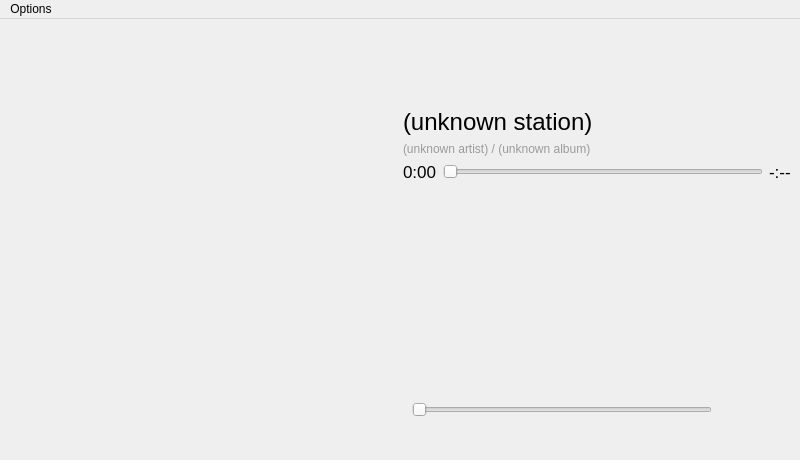
Old version of the form radionowplayingwindow.ui in the repository gidzzz/openmediaplayer.
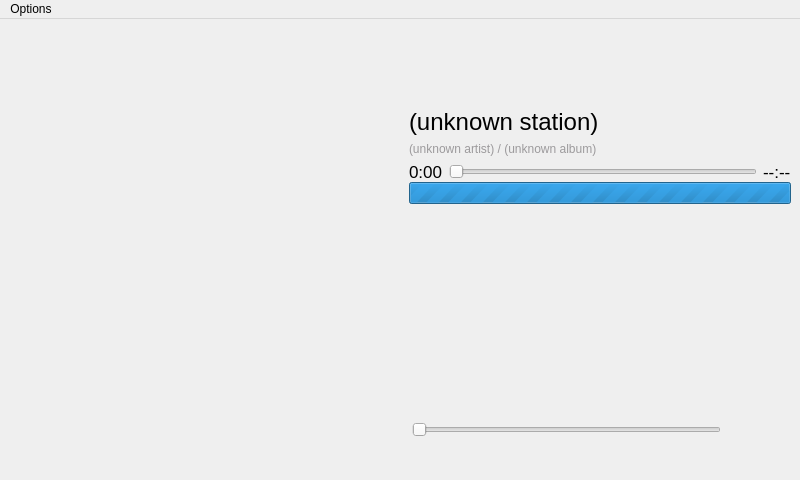
New version of the form. Icons and pictures are not drawn.

```diff
--- a/radionowplayingwindow.ui
+++ b/radionowplayingwindow.ui
@@ -7,16 +7,31 @@
     <x>0</x>
     <y>0</y>
     <width>800</width>
-    <height>460</height>
+    <height>480</height>
    </rect>
   </property>
   <property name="windowTitle">
    <string>Now playing</string>
   </property>
   <widget class="QWidget" name="centralwidget">
-   <layout class="QVBoxLayout" name="verticalLayout_3">
+   <layout class="QVBoxLayout" name="verticalLayout_5">
+    <property name="leftMargin">
+     <number>0</number>
+    </property>
+    <property name="topMargin">
+     <number>0</number>
+    </property>
+    <property name="rightMargin">
+     <number>0</number>
+    </property>
+    <property name="bottomMargin">
+     <number>9</number>
+    </property>
     <item>
      <layout class="QHBoxLayout" name="mainLayout">
+      <property name="spacing">
+       <number>0</number>
+      </property>
       <item>
        <layout class="QHBoxLayout" name="horizontalLayout">
         <item>
@@ -113,6 +128,7 @@
        </layout>
       </item>
       <item>
+       <widget class="QWidget" name="metadataWidget" native="true">
        <layout class="QVBoxLayout" name="verticalLayout_2">
         <item>
          <spacer name="verticalSpacer_4">
@@ -160,8 +176,22 @@
         </item>
         <item>
          <layout class="QHBoxLayout" name="horizontalLayout_3">
+           <property name="spacing">
+            <number>12</number>
+           </property>
           <item>
-           <widget class="QLabel" name="elpasedTLabel">
+            <layout class="QVBoxLayout" name="verticalLayout_3">
+             <property name="spacing">
+              <number>0</number>
+             </property>
+             <item>
+              <widget class="QWidget" name="seekWidget" native="true">
+               <layout class="QHBoxLayout" name="horizontalLayout_7">
+                <property name="margin">
+                 <number>0</number>
+                </property>
+                <item>
+                 <widget class="QLabel" name="currentPositionLabel">
             <property name="font">
              <font>
               <pointsize>13</pointsize>
@@ -173,7 +203,7 @@
            </widget>
           </item>
           <item>
-           <widget class="QSlider" name="horizontalSlider">
+                 <widget class="QSlider" name="songProgress">
             <property name="enabled">
              <bool>false</bool>
             </property>
@@ -190,9 +220,27 @@
              </font>
             </property>
             <property name="text">
-             <string>-:--</string>
-            </property>
-           </widget>
+                   <string>--:--</string>
+                  </property>
+                 </widget>
+                </item>
+               </layout>
+              </widget>
+             </item>
+             <item>
+              <widget class="QProgressBar" name="bufferBar">
+               <property name="maximum">
+                <number>0</number>
+               </property>
+               <property name="value">
+                <number>-1</number>
+               </property>
+               <property name="textVisible">
+                <bool>false</bool>
+               </property>
+              </widget>
+             </item>
+            </layout>
           </item>
          </layout>
         </item>
@@ -213,6 +261,7 @@
          </spacer>
         </item>
        </layout>
+       </widget>
       </item>
      </layout>
     </item>
```
Left out of the diff: 20 changed lines with no effect on the pictures. Lines whose indentation alone changed are shown as unchanged.
